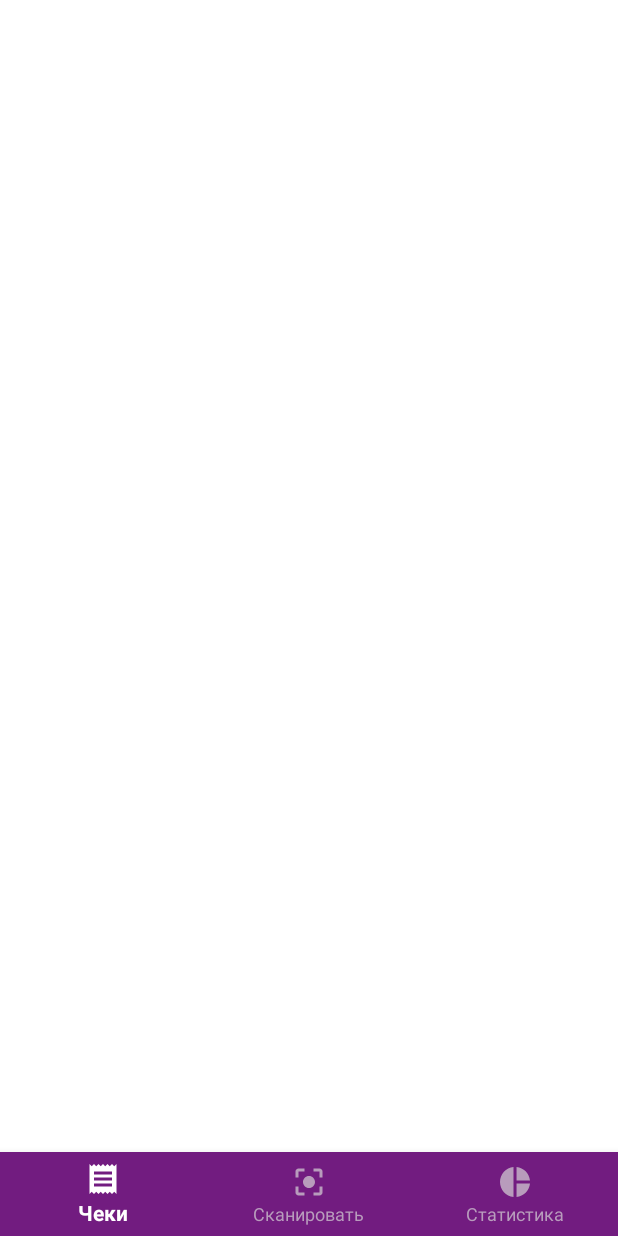
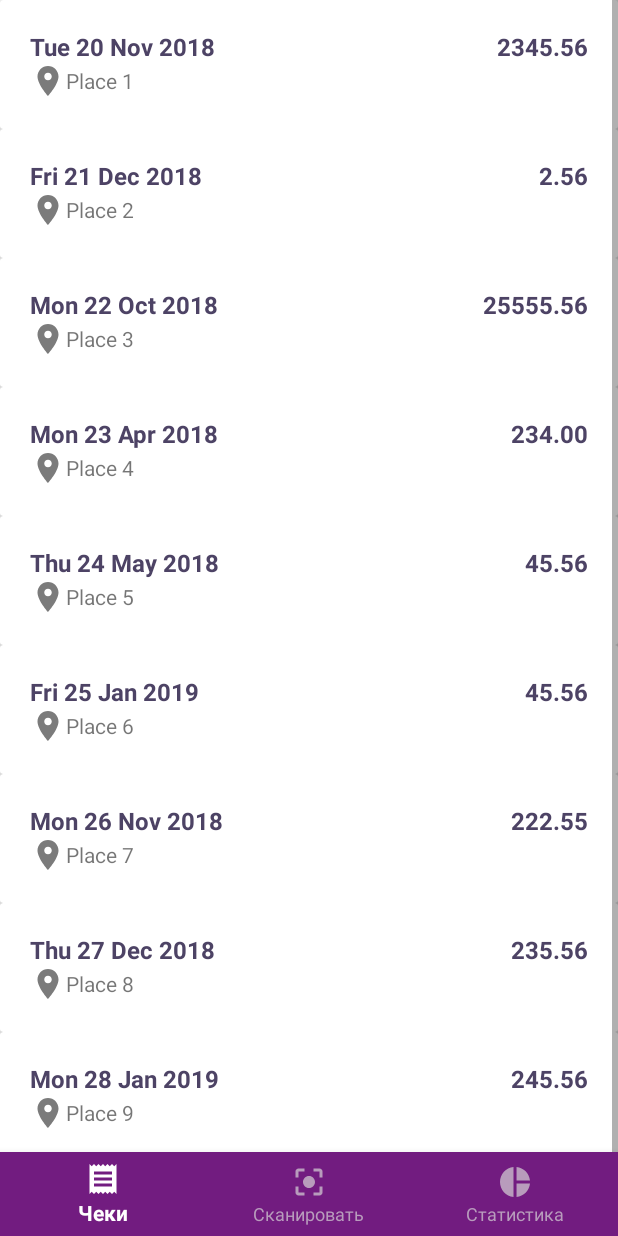
Before and after one commit to muzzy404/ExpensesAdvisor, an Android app: the ChecksFragment screen opened directly, with no data from a screen before it, on a phone screen of 412 x 824 dp. Run offline under Robolectric (Android 15) with nearby library versions, the phone set to English and light mode, and no system bars.

Commit message:
checks fragment checks list is ready

```diff
--- a/app/src/main/java/spbpu/ponzelkoch/expensesadvisor/ChecksFragment.java
+++ b/app/src/main/java/spbpu/ponzelkoch/expensesadvisor/ChecksFragment.java
@@ -2,20 +2,46 @@ package spbpu.ponzelkoch.expensesadvisor;
 
 
 import android.os.Bundle;
+import android.util.Log;
 import android.view.LayoutInflater;
 import android.view.View;
 import android.view.ViewGroup;
+import android.widget.Toast;
+
+import java.text.ParseException;
+import java.util.ArrayList;
+
+import androidx.annotation.NonNull;
+import androidx.annotation.Nullable;
 import androidx.fragment.app.Fragment;
+import androidx.recyclerview.widget.LinearLayoutManager;
+import androidx.recyclerview.widget.RecyclerView;
+import spbpu.ponzelkoch.expensesadvisor.adapters.ChecksListAdapter;
+import spbpu.ponzelkoch.expensesadvisor.datamodels.Check;
 
 
 /**
  * A simple {@link Fragment} subclass.
  */
-public class ChecksFragment extends Fragment {
+public class ChecksFragment extends Fragment implements ChecksListAdapter.ChecksFragmentCallback {
 
+    private ArrayList<Check> checks;
+    private RecyclerView recyclerView;
+    private ChecksListAdapter adapter;
 
     public ChecksFragment() {
         // Required empty public constructor
+    }
+
+    @Override
+    public void onCreate(@Nullable Bundle savedInstanceState) {
+        super.onCreate(savedInstanceState);
+        // TODO: change to request for real checks
+        try {
+            checks = getTestChecksSet();
+        } catch (ParseException e) {
+            Log.d("ERROR", e.getMessage());
+        }
     }
 
 
@@ -23,7 +49,36 @@ public class ChecksFragment extends Fragment {
     public View onCreateView(LayoutInflater inflater, ViewGroup container,
                              Bundle savedInstanceState) {
         // Inflate the layout for this fragment
-        return inflater.inflate(R.layout.fragment_checks, container, false);
+        View view = inflater.inflate(R.layout.fragment_checks, container, false);
+
+        recyclerView = view.findViewById(R.id.checks_recycle_view);
+        recyclerView.setLayoutManager(new LinearLayoutManager(getActivity()));
+        recyclerView.setAdapter(new ChecksListAdapter(checks, this));
+
+        return view;
     }
 
+    @Override
+    public void onCardClick(int id) {
+        // TODO: open edit activity for check
+        Toast.makeText(getContext(), Integer.toString(id), Toast.LENGTH_SHORT).show();
+    }
+
+    // TODO: remove later
+    private ArrayList<Check> getTestChecksSet() throws ParseException {
+        ArrayList<Check> checks = new ArrayList<>();
+
+        checks.add(new Check(111, "2018-11-20T11:14:21", "Place 1", 2345.56));
+        checks.add(new Check(111, "2018-12-21T11:14:22", "Place 2", 2.56));
+        checks.add(new Check(111, "2018-10-22T11:07:22", "Place 3", 25555.56));
+        checks.add(new Check(111, "2018-04-23T11:54:42", "Place 4", 234.00));
+        checks.add(new Check(111, "2018-05-24T11:46:52", "Place 5", 45.56));
+        checks.add(new Check(111, "2018-13-25T11:34:26", "Place 6", 45.56));
+        checks.add(new Check(111, "2018-11-26T11:25:23", "Place 7", 222.546));
+        checks.add(new Check(111, "2018-12-27T11:14:42", "Place 8", 235.556));
+        checks.add(new Check(111, "2018-13-28T11:24:22", "Place 9", 245.56));
+        checks.add(new Check(111, "2018-14-29T11:34:32", "Place 10", 45.56));
+
+        return checks;
+    }
 }
--- a/app/src/main/java/spbpu/ponzelkoch/expensesadvisor/adapters/ChecksListAdapter.java
+++ b/app/src/main/java/spbpu/ponzelkoch/expensesadvisor/adapters/ChecksListAdapter.java
@@ -1,5 +1,7 @@
 package spbpu.ponzelkoch.expensesadvisor.adapters;
 
+import android.util.Log;
+import android.view.LayoutInflater;
 import android.view.View;
 import android.view.ViewGroup;
 import android.widget.CalendarView;
@@ -8,7 +10,9 @@ import android.widget.TextView;
 import java.util.ArrayList;
 
 import androidx.annotation.NonNull;
+import androidx.cardview.widget.CardView;
 import androidx.recyclerview.widget.RecyclerView;
+import spbpu.ponzelkoch.expensesadvisor.ChecksFragment;
 import spbpu.ponzelkoch.expensesadvisor.R;
 import spbpu.ponzelkoch.expensesadvisor.datamodels.Check;
 
@@ -16,43 +20,65 @@ import spbpu.ponzelkoch.expensesadvisor.datamodels.Check;
 public class ChecksListAdapter extends RecyclerView.Adapter<ChecksListAdapter.ChecksViewHolder> {
 
     private ArrayList<Check> checks;
+    private ChecksFragment fragment;
 
-    ChecksListAdapter(ArrayList<Check> checks) {
+    public ChecksListAdapter(ArrayList<Check> checks, ChecksFragment fragment) {
         this.checks = checks;
+        this.fragment = fragment;
     }
 
     @NonNull
     @Override
     public ChecksViewHolder onCreateViewHolder(@NonNull ViewGroup parent, int viewType) {
-        return null;
+        View view = LayoutInflater.from(parent.getContext()).inflate(R.layout.card_check,
+                                                                     parent, false);
+        return new ChecksViewHolder(view);
     }
 
     @Override
-    public void onBindViewHolder(@NonNull ChecksViewHolder holder, int position) {
+    public void onBindViewHolder(@NonNull final ChecksViewHolder holder, int position) {
+        Check check = checks.get(position);
 
+        holder.date.setText(check.getDateString());
+        holder.sum.setText(check.getSum());
+        holder.place.setText(check.getPlace());
+
+        holder.card.setOnClickListener(new View.OnClickListener() {
+            @Override
+            public void onClick(View v) {
+                fragment.onCardClick(holder.card.getId());
+            }
+        });
+    }
+
+    @Override
+    public long getItemId(int position) {
+        return checks.get(position).getId();
     }
 
     @Override
     public int getItemCount() {
-        return 0;
+        return checks.size();
     }
 
-    public static class ChecksViewHolder extends RecyclerView.ViewHolder {
+    static class ChecksViewHolder extends RecyclerView.ViewHolder {
 
-        private CalendarView card;
+        private CardView card;
         private TextView date;
         private TextView sum;
         private TextView place;
 
-        public ChecksViewHolder(@NonNull View itemView) {
+        ChecksViewHolder(@NonNull View itemView) {
             super(itemView);
 
             date = itemView.findViewById(R.id.check_card_date_id);
             sum = itemView.findViewById(R.id.check_card_sum_id);
             place = itemView.findViewById(R.id.check_card_place_id);
-
             card = itemView.findViewById(R.id.check_card);
         }
     }
 
+    public interface ChecksFragmentCallback {
+        void onCardClick(final int id);
+    }
 }
--- a/app/src/main/java/spbpu/ponzelkoch/expensesadvisor/datamodels/Check.java
+++ b/app/src/main/java/spbpu/ponzelkoch/expensesadvisor/datamodels/Check.java
@@ -12,13 +12,16 @@ public class Check {
     private String sum;
 
     private static String DATETIME_PATTERN = "yyyy-MM-dd'T'HH:mm:ss"; // "yyyy-MM-dd'T'HH:mm:ss.SSS'Z'"
-    private SimpleDateFormat formatter = new SimpleDateFormat(DATETIME_PATTERN, Locale.US);
+    private static String DATETIME_TITLE = "EEE d MMM yyyy";
 
-    Check(int id, String date, String place, float sum) throws ParseException {
+    private SimpleDateFormat toDateFormatter = new SimpleDateFormat(DATETIME_PATTERN, Locale.US);
+    private SimpleDateFormat toTitleFormatter = new SimpleDateFormat("EEE d MMM yyyy");
+
+    public Check(int id, String date, String place, double sum) throws ParseException {
         this.id = id;
-        this.date = formatter.parse(date);  // date sample: "2018-11-28T11:54:22.047Z"
+        this.date = toDateFormatter.parse(date);  // date sample: "2018-11-28T11:54:22.047Z"
         this.place = place;
-        this.sum = String.format("%.2f", sum);
+        this.sum = String.format(Locale.US, "%.2f", sum);
     }
 
     public int getId() {
@@ -36,4 +39,8 @@ public class Check {
     public String getSum() {
         return sum;
     }
+
+    public String getDateString() {
+        return toTitleFormatter.format(date);
+    }
 }
```
